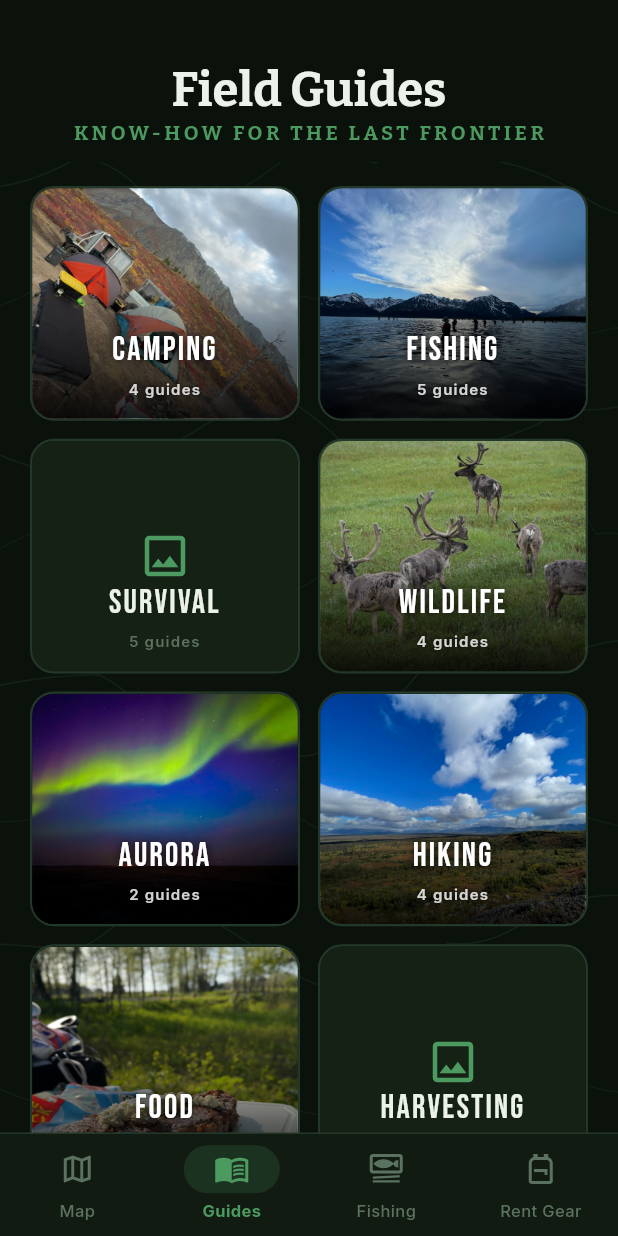
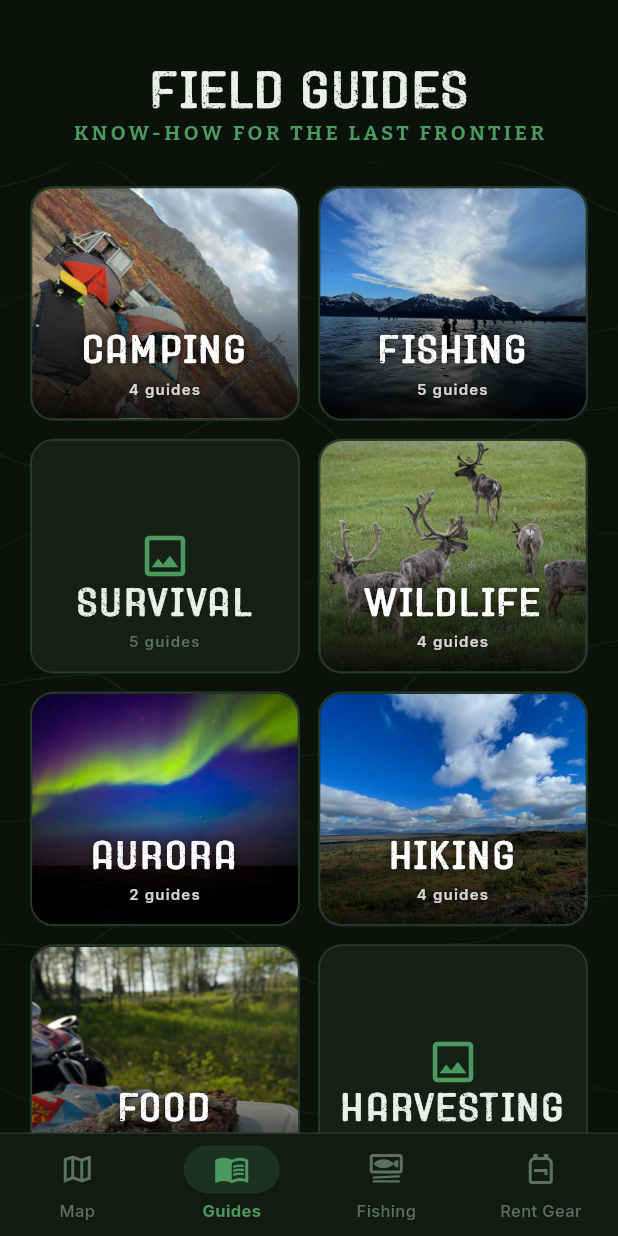
Before and after one commit to sambritch-netizen/AlaskaAtlas, a Flutter app: the screen it shows after launch, item 2 of the bottom bar chosen, on a phone screen of 412 x 824 dp. Run offline on Flutter 3.47's test engine with Material 3 defaults, Android fonts, the phone set to English and light mode, and no system bars; our stand-ins replace flutter_map, flutter_riverpod, geolocator, go_router, google_fonts, latlong2 and 1 more; missing offline and left inert: flutter_map_marker_cluster.

Commit message:
Add Mud Track display font for headings and tile titles
Installs the licensed Mud Track distressed display font and applies it to
large display styles — page headers, app bar titles, guide category tiles,
and featured gear card names — for a rugged Alaska brand look. Body text
and section headers stay in the readable Inter/Bitter fonts. Replaces the
prior Bebas Neue usage on tiles.

https://claude.ai/code/session_013aUMyCsZgUEsVnTLQASyYT

```diff
--- a/lib/screens/gear/gear_screen.dart
+++ b/lib/screens/gear/gear_screen.dart
@@ -1,7 +1,6 @@
 import 'package:flutter/material.dart';
 import 'package:flutter_riverpod/flutter_riverpod.dart';
 import 'package:go_router/go_router.dart';
-import 'package:google_fonts/google_fonts.dart';
 
 import '../../data/gear_data.dart';
 import '../../models/gear_item.dart';
@@ -361,10 +360,11 @@ class _FeaturedCard extends StatelessWidget {
                       item.name,
                       maxLines: 2,
                       overflow: TextOverflow.ellipsis,
-                      style: GoogleFonts.bebasNeue(
-                        fontSize: 24,
-                        height: 1.0,
-                        letterSpacing: 0.8,
+                      style: const TextStyle(
+                        fontFamily: 'MudTrack',
+                        fontSize: 26,
+                        height: 1.05,
+                        letterSpacing: 0.5,
                         color: Colors.white,
                       ),
                     ),
--- a/lib/screens/guides/guides_screen.dart
+++ b/lib/screens/guides/guides_screen.dart
@@ -1,6 +1,5 @@
 import 'package:flutter/material.dart';
 import 'package:go_router/go_router.dart';
-import 'package:google_fonts/google_fonts.dart';
 
 import '../../data/guides_data.dart';
 import '../../models/guide.dart';
@@ -134,9 +133,10 @@ class _CategoryTile extends StatelessWidget {
                       Text(
                         category.name.toUpperCase(),
                         textAlign: TextAlign.center,
-                        style: GoogleFonts.bebasNeue(
-                          fontSize: 22,
-                          letterSpacing: 1.5,
+                        style: TextStyle(
+                          fontFamily: 'MudTrack',
+                          fontSize: 24,
+                          letterSpacing: 1.0,
                           color: hasImage ? Colors.white : AppColors.textPrimary,
                           shadows: hasImage
                               ? const [
@@ -149,7 +149,7 @@ class _CategoryTile extends StatelessWidget {
                       Text(
                         '$count guide${count == 1 ? '' : 's'}',
                         textAlign: TextAlign.center,
-                        style: GoogleFonts.inter(
+                        style: TextStyle(
                           fontSize: 10,
                           fontWeight: FontWeight.w600,
                           letterSpacing: 0.8,
--- a/lib/theme/app_theme.dart
+++ b/lib/theme/app_theme.dart
@@ -22,21 +22,23 @@ class AppTheme {
         error: AppColors.danger,
       ),
       textTheme: GoogleFonts.interTextTheme(base.textTheme).copyWith(
-        displayLarge: GoogleFonts.bitter(
-          fontSize: 34,
-          fontWeight: FontWeight.w800,
+        displayLarge: const TextStyle(
+          fontFamily: 'MudTrack',
+          fontSize: 38,
           color: AppColors.textPrimary,
-          letterSpacing: -0.5,
+          letterSpacing: 0.5,
         ),
-        displaySmall: GoogleFonts.bitter(
+        displaySmall: const TextStyle(
+          fontFamily: 'MudTrack',
+          fontSize: 30,
+          color: AppColors.textPrimary,
+          letterSpacing: 0.5,
+        ),
+        headlineMedium: const TextStyle(
+          fontFamily: 'MudTrack',
           fontSize: 26,
-          fontWeight: FontWeight.w700,
           color: AppColors.textPrimary,
-        ),
-        headlineMedium: GoogleFonts.bitter(
-          fontSize: 22,
-          fontWeight: FontWeight.w700,
-          color: AppColors.textPrimary,
+          letterSpacing: 0.5,
         ),
         headlineSmall: GoogleFonts.bitter(
           fontSize: 18,
@@ -84,9 +86,10 @@ class AppTheme {
         foregroundColor: AppColors.textPrimary,
         elevation: 0,
         scrolledUnderElevation: 0,
-        titleTextStyle: GoogleFonts.bitter(
-          fontSize: 20,
-          fontWeight: FontWeight.w700,
+        titleTextStyle: const TextStyle(
+          fontFamily: 'MudTrack',
+          fontSize: 24,
+          letterSpacing: 0.5,
           color: AppColors.textPrimary,
         ),
         systemOverlayStyle: const SystemUiOverlayStyle(
--- a/pubspec.yaml
+++ b/pubspec.yaml
@@ -32,3 +32,7 @@ flutter:
     - assets/bathymetry/
     - assets/highways/
     - assets/category_icons/
+  fonts:
+    - family: MudTrack
+      fonts:
+        - asset: assets/fonts/MudTrack.otf
```
Also changed, not shown: assets/fonts/MudTrack.otf (added).
